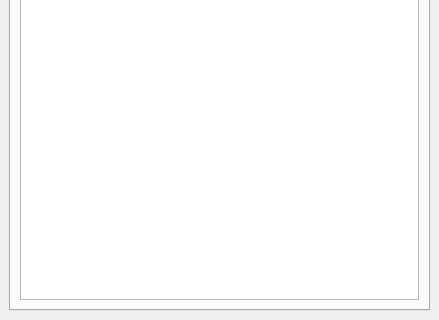
Above: src/PGSEditor/scenedockwidget.ui from madrenegade/PGameStudio before the change; both pictures show x 0 to 439 and y 154 to 474 of the 439 by 474 pixel window. Below: the same form after it.
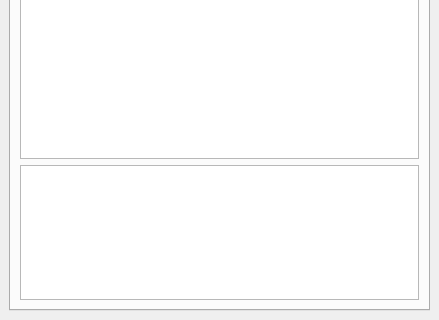
That is the form after the change.

Diff of the .ui file:
```diff
--- a/src/PGSEditor/scenedockwidget.ui
+++ b/src/PGSEditor/scenedockwidget.ui
@@ -57,6 +57,22 @@
         <item>
          <widget class="QListWidget" name="listWidgetMaterials"/>
         </item>
+        <item>
+         <widget class="QGraphicsView" name="materialPreview">
+          <property name="minimumSize">
+           <size>
+            <width>0</width>
+            <height>135</height>
+           </size>
+          </property>
+          <property name="maximumSize">
+           <size>
+            <width>16777215</width>
+            <height>135</height>
+           </size>
+          </property>
+         </widget>
+        </item>
        </layout>
       </widget>
       <widget class="QWidget" name="tab_4">
```
Left out of the diff: 38 changed lines with no effect on the pictures.
